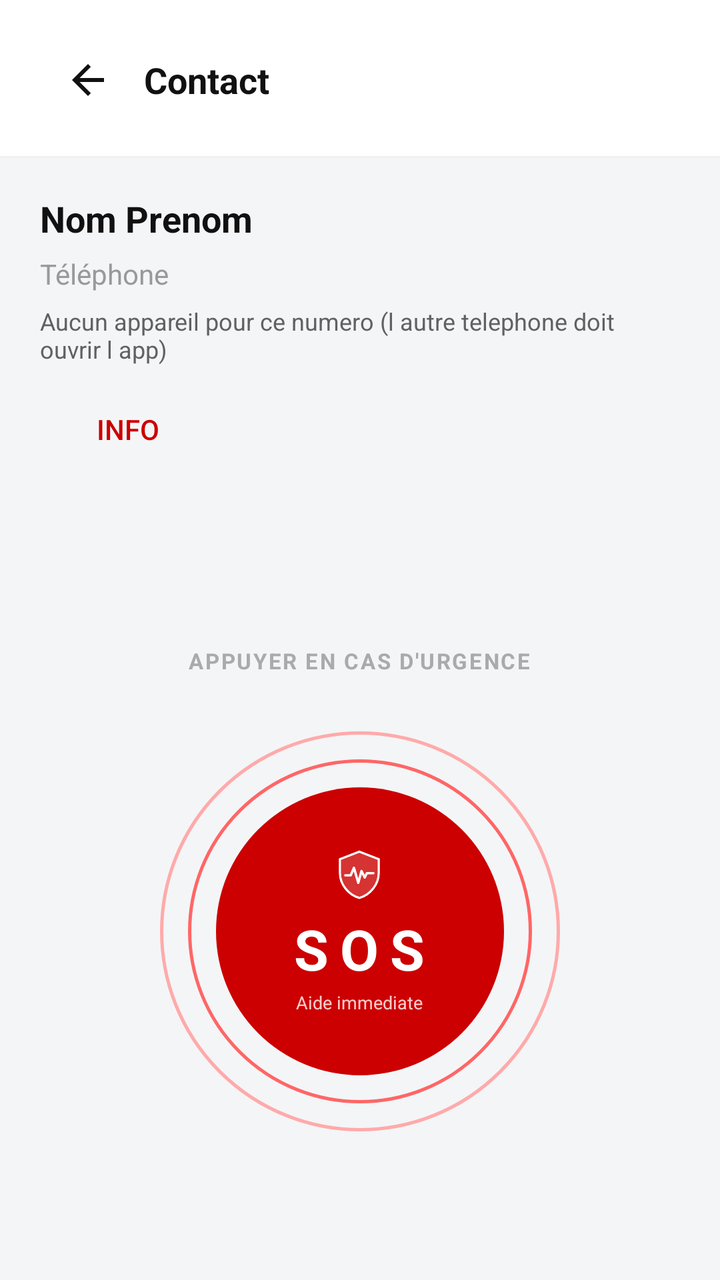
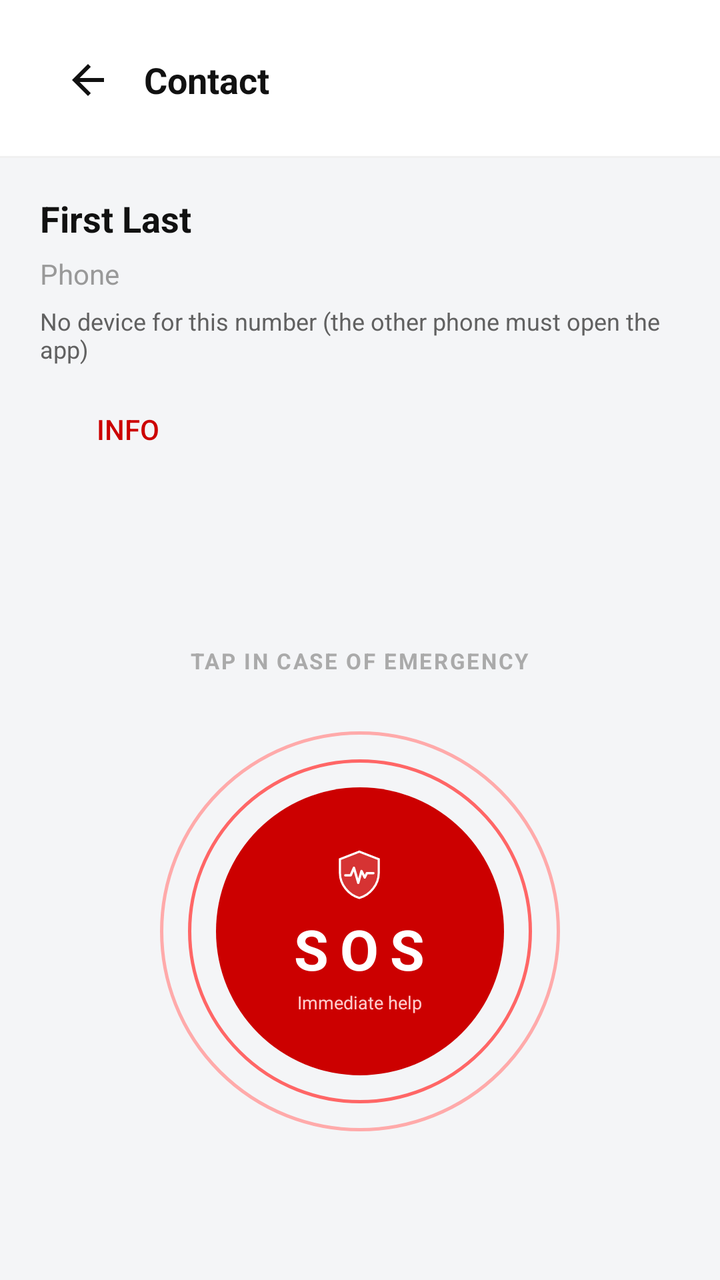

Two renders of the same Android screen: before a commit and after it. Below are the layout's source before the change and the commit's diff.
<!-- AndroidManifest.xml: application theme Theme.AppCompat.Light.NoActionBar -->
<!-- res/layout/activity_contact_details.xml -->
<?xml version="1.0" encoding="utf-8"?>
<LinearLayout xmlns:android="http://schemas.android.com/apk/res/android"
    android:layout_width="match_parent"
    android:layout_height="match_parent"
    android:orientation="vertical"
    android:background="#F4F5F7">

    
    <LinearLayout
        android:layout_width="match_parent"
        android:layout_height="wrap_content"
        android:background="#FFFFFF"
        android:orientation="horizontal"
        android:gravity="center_vertical"
        android:paddingStart="20dp"
        android:paddingEnd="20dp"
        android:paddingTop="16dp"
        android:paddingBottom="14dp">

        <ImageButton
            android:id="@+id/contactsDetailsBack"
            android:layout_width="48dp"
            android:layout_height="48dp"
            android:src="@drawable/ic_back_arrow"
            android:background="@android:color/transparent"
            android:contentDescription="@null"
            android:scaleType="centerInside"
            android:padding="12dp" />

        <TextView
            android:layout_width="0dp"
            android:layout_height="wrap_content"
            android:layout_weight="1"
            android:text="Contact"
            android:textColor="#111111"
            android:textSize="18sp"
            android:textStyle="bold"
            android:layout_marginStart="4dp" />
    </LinearLayout>

    <View
        android:layout_width="match_parent"
        android:layout_height="1dp"
        android:background="#F0F0F0" />

    
    <LinearLayout
        android:layout_width="match_parent"
        android:layout_height="wrap_content"
        android:orientation="vertical"
        android:paddingStart="20dp"
        android:paddingEnd="20dp"
        android:paddingTop="18dp"
        android:paddingBottom="10dp">

        <TextView
            android:id="@+id/tvContactName"
            android:layout_width="wrap_content"
            android:layout_height="wrap_content"
            android:text="Nom Prenom"
            android:textColor="#111111"
            android:textSize="18sp"
            android:textStyle="bold"
            android:layout_marginBottom="6dp" />

        <TextView
            android:id="@+id/tvContactEmail"
            android:layout_width="wrap_content"
            android:layout_height="wrap_content"
            android:text="Email"
            android:textColor="#999999"
            android:textSize="13sp"
            android:visibility="gone"
            android:layout_marginBottom="12dp" />

        <TextView
            android:id="@+id/tvContactPhone"
            android:layout_width="wrap_content"
            android:layout_height="wrap_content"
            android:text="Téléphone"
            android:textColor="#999999"
            android:textSize="14sp"
            android:layout_marginBottom="6dp" />

        <TextView
            android:id="@+id/tvSosDeviceStatus"
            android:layout_width="match_parent"
            android:layout_height="wrap_content"
            android:text="@string/contact_sos_status_missing"
            android:textColor="#616161"
            android:textSize="12sp"
            android:layout_marginBottom="8dp" />

        <Button
            android:id="@+id/contactInfoButton"
            android:layout_width="wrap_content"
            android:layout_height="wrap_content"
            android:text="Info"
            android:textColor="#CC0000"
            android:background="@android:color/transparent"
            android:paddingLeft="16dp"
            android:paddingRight="16dp"
            android:paddingTop="10dp"
            android:paddingBottom="10dp" />
    </LinearLayout>

    
    <LinearLayout
        android:layout_width="match_parent"
        android:layout_height="0dp"
        android:layout_weight="1"
        android:orientation="vertical"
        android:gravity="center"
        android:background="#F4F5F7">

        <TextView
            android:layout_width="wrap_content"
            android:layout_height="wrap_content"
            android:text="APPUYER EN CAS D'URGENCE"
            android:textColor="#AAAAAA"
            android:textSize="11sp"
            android:textStyle="bold"
            android:letterSpacing="0.08"
            android:layout_marginBottom="28dp" />

        <FrameLayout
            android:id="@+id/btnContactSos"
            android:layout_width="200dp"
            android:layout_height="200dp"
            android:background="@drawable/circle_ring_outer"
            android:clickable="true"
            android:focusable="true">

            <FrameLayout
                android:layout_width="172dp"
                android:layout_height="172dp"
                android:layout_gravity="center"
                android:background="@drawable/circle_ring_mid">

                <FrameLayout
                    android:layout_width="144dp"
                    android:layout_height="144dp"
                    android:layout_gravity="center"
                    android:background="@drawable/circle_sos_button">

                    <LinearLayout
                        android:layout_width="wrap_content"
                        android:layout_height="wrap_content"
                        android:layout_gravity="center"
                        android:orientation="vertical"
                        android:gravity="center">

                        <ImageView
                            android:layout_width="28dp"
                            android:layout_height="28dp"
                            android:src="@drawable/ic_shield_heartbeat_red"
                            android:layout_marginBottom="4dp" />

                        <TextView
                            android:layout_width="wrap_content"
                            android:layout_height="wrap_content"
                            android:text="SOS"
                            android:textColor="#FFFFFF"
                            android:textSize="28sp"
                            android:textStyle="bold"
                            android:letterSpacing="0.2" />

                        <TextView
                            android:layout_width="wrap_content"
                            android:layout_height="wrap_content"
                            android:text="Aide immediate"
                            android:textColor="#FFCCCC"
                            android:textSize="9sp"
                            android:layout_marginTop="2dp" />
                    </LinearLayout>
                </FrameLayout>
            </FrameLayout>
        </FrameLayout>
    </LinearLayout>
</LinearLayout>
<!-- resources referenced by this layout -->
<resources>
  <!-- drawable circle_ring_mid (drawable) -->
  <?xml version="1.0" encoding="utf-8"?>
  <shape xmlns:android="http://schemas.android.com/apk/res/android"
      android:shape="oval">
      <solid android:color="#00000000" />
      <stroke android:width="1.5dp" android:color="#FF6666" />
      <size android:width="172dp" android:height="172dp" />
  </shape>
  <!-- drawable circle_ring_outer (drawable) -->
  <?xml version="1.0" encoding="utf-8"?>
  <shape xmlns:android="http://schemas.android.com/apk/res/android"
      android:shape="oval">
      <solid android:color="#00000000" />
      <stroke android:width="1.5dp" android:color="#FFAAAA" />
      <size android:width="200dp" android:height="200dp" />
  </shape>
  <!-- drawable circle_sos_button (drawable) -->
  <?xml version="1.0" encoding="utf-8"?>
  <selector xmlns:android="http://schemas.android.com/apk/res/android">
      <item android:state_pressed="true">
          <shape android:shape="oval">
              <solid android:color="#AA0000" />
              <size android:width="144dp" android:height="144dp" />
          </shape>
      </item>
      <item>
          <shape android:shape="oval">
              <solid android:color="#CC0000" />
              <size android:width="144dp" android:height="144dp" />
          </shape>
      </item>
  </selector>
  <!-- drawable ic_back_arrow (drawable) -->
  <?xml version="1.0" encoding="utf-8"?>
  <vector xmlns:android="http://schemas.android.com/apk/res/android"
      android:width="24dp"
      android:height="24dp"
      android:viewportWidth="24"
      android:viewportHeight="24">
      <path
          android:fillColor="#111111"
          android:pathData="M20,11 L7.83,11 L13.41,5.41 L12,4 L4,12 L12,20 L13.41,18.59 L7.83,13 L20,13 L20,11 Z" />
  </vector>
  <!-- drawable ic_shield_heartbeat_red (drawable) -->
  <?xml version="1.0" encoding="utf-8"?>
  <vector xmlns:android="http://schemas.android.com/apk/res/android"
      android:width="52dp"
      android:height="52dp"
      android:viewportWidth="52"
      android:viewportHeight="52">
  
      
      <path
          android:fillColor="#33FFFFFF"
          android:pathData="M26,4 L8,11 L8,24 C8,34.5 16,44.2 26,47 C36,44.2 44,34.5 44,24 L44,11 Z" />
  
      
      <path
          android:fillColor="#00000000"
          android:strokeColor="#FFFFFF"
          android:strokeWidth="2"
          android:pathData="M26,4 L8,11 L8,24 C8,34.5 16,44.2 26,47 C36,44.2 44,34.5 44,24 L44,11 Z" />
  
      
      <path
          android:fillColor="#00000000"
          android:strokeColor="#FFFFFF"
          android:strokeWidth="2.2"
          android:strokeLineCap="round"
          android:strokeLineJoin="round"
          android:pathData="M13,26 L18,26 L21,19 L25,33 L28,22 L31,28 L33,24 L39,24" />
  </vector>
  <string name="contact_sos_status_missing">Aucun appareil pour ce numero (l autre telephone doit ouvrir l app)</string>
</resources>

<!-- the commit's change to res/layout/activity_contact_details.xml (unified diff, before → after) -->
@@ -31,7 +31,7 @@
             android:layout_width="0dp"
             android:layout_height="wrap_content"
             android:layout_weight="1"
-            android:text="Contact"
+            android:text="@string/contact_title"
             android:textColor="#111111"
             android:textSize="18sp"
             android:textStyle="bold"
@@ -57,7 +57,7 @@
             android:id="@+id/tvContactName"
             android:layout_width="wrap_content"
             android:layout_height="wrap_content"
-            android:text="Nom Prenom"
+            android:text="@string/contact_name_placeholder"
             android:textColor="#111111"
             android:textSize="18sp"
             android:textStyle="bold"
@@ -67,7 +67,7 @@
             android:id="@+id/tvContactEmail"
             android:layout_width="wrap_content"
             android:layout_height="wrap_content"
-            android:text="Email"
+            android:text="@string/contact_email_placeholder"
             android:textColor="#999999"
             android:textSize="13sp"
             android:visibility="gone"
@@ -77,7 +77,7 @@
             android:id="@+id/tvContactPhone"
             android:layout_width="wrap_content"
             android:layout_height="wrap_content"
-            android:text="Téléphone"
+            android:text="@string/contact_phone_placeholder"
             android:textColor="#999999"
             android:textSize="14sp"
             android:layout_marginBottom="6dp" />
@@ -95,7 +95,7 @@
             android:id="@+id/contactInfoButton"
             android:layout_width="wrap_content"
             android:layout_height="wrap_content"
-            android:text="Info"
+            android:text="@string/contact_info"
             android:textColor="#CC0000"
             android:background="@android:color/transparent"
             android:paddingLeft="16dp"
@@ -116,7 +116,7 @@
         <TextView
             android:layout_width="wrap_content"
             android:layout_height="wrap_content"
-            android:text="APPUYER EN CAS D'URGENCE"
+            android:text="@string/contact_emergency_prompt"
             android:textColor="#AAAAAA"
             android:textSize="11sp"
             android:textStyle="bold"
@@ -159,7 +159,7 @@
                         <TextView
                             android:layout_width="wrap_content"
                             android:layout_height="wrap_content"
-                            android:text="SOS"
+                        android:text="@string/group_sos"
                             android:textColor="#FFFFFF"
                             android:textSize="28sp"
                             android:textStyle="bold"
@@ -168,7 +168,7 @@
                         <TextView
                             android:layout_width="wrap_content"
                             android:layout_height="wrap_content"
-                            android:text="Aide immediate"
+                        android:text="@string/group_sos_help"
                             android:textColor="#FFCCCC"
                             android:textSize="9sp"
                             android:layout_marginTop="2dp" />
<!-- resource entries referenced after the edit -->
@@ -72,6 +72,14 @@
           android:strokeLineJoin="round"
           android:pathData="M13,26 L18,26 L21,19 L25,33 L28,22 L31,28 L33,24 L39,24" />
   </vector>
-  <string name="contact_sos_status_missing">Aucun appareil pour ce numero (l autre telephone doit ouvrir l app)</string>
+  <string name="contact_email_placeholder">Email</string>
+  <string name="contact_emergency_prompt">TAP IN CASE OF EMERGENCY</string>
+  <string name="contact_info">Info</string>
+  <string name="contact_name_placeholder">First Last</string>
+  <string name="contact_phone_placeholder">Phone</string>
+  <string name="contact_sos_status_missing">No device for this number (the other phone must open the app)</string>
+  <string name="contact_title">Contact</string>
+  <string name="group_sos">SOS</string>
+  <string name="group_sos_help">Immediate help</string>
 </resources>
 
